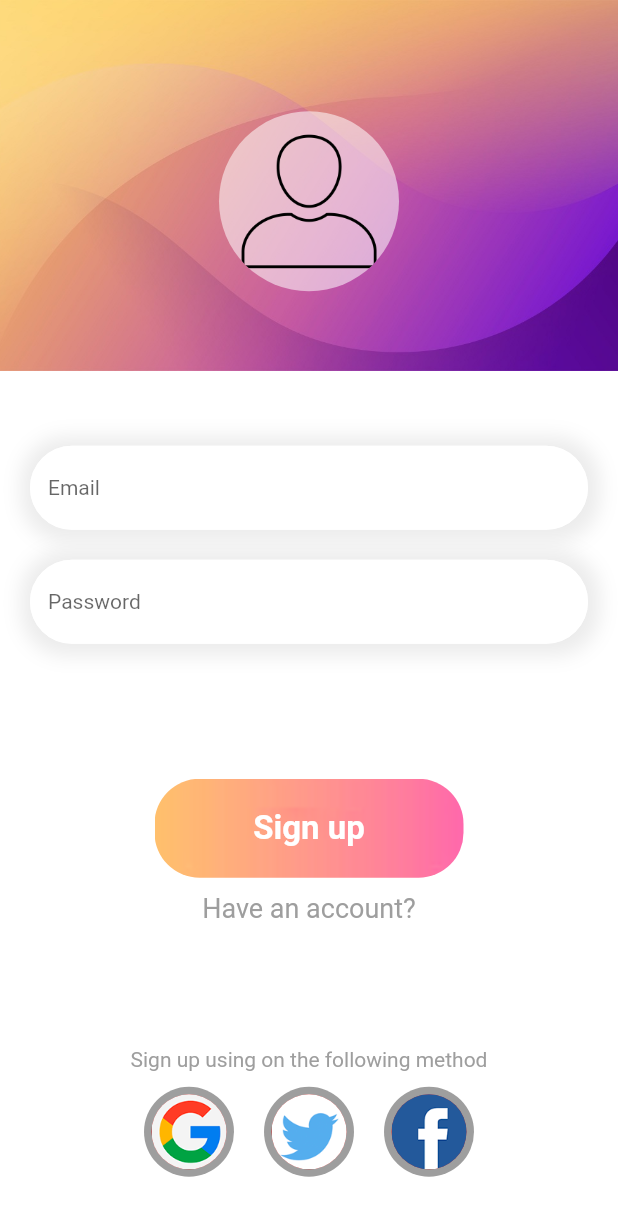
After one commit to Ado2211/chat_app_firebase, a Flutter app: the RegisterPage screen opened directly, on a phone screen of 412 x 824 dp. The commit adds this screen. Shown: the top 1216 px of the screen. Run offline on Flutter 3.47's test engine with Material 2 defaults, Android fonts, the phone set to English and light mode, and no system bars; our stand-ins replace firebase_auth, firebase_core, get; accounts and stored records are empty.

Commit message:
register page

```diff
--- a/lib/main.dart
+++ b/lib/main.dart
@@ -2,6 +2,7 @@ import 'package:chat_app_firebase/auth.dart';
 import 'package:flutter/material.dart';
 import 'package:firebase_core/firebase_core.dart';
 import 'package:flutter/services.dart';
+import 'clipper.dart';
 import 'firebase_options.dart';
 import 'package:get/get.dart';
 import 'package:chat_app_firebase/pages/login_page.dart';
@@ -10,7 +11,8 @@ Future<void> main() async {
   WidgetsFlutterBinding.ensureInitialized();
   await Firebase.initializeApp(
     options: DefaultFirebaseOptions.currentPlatform,
-  ).then((value) => Get.put(AuthController()));
+  );
+  Get.put(AuthController());
 
   await SystemChrome.setPreferredOrientations([
     DeviceOrientation.portraitUp,
@@ -25,7 +27,7 @@ class MyApp extends StatelessWidget {
   // This widget is the root of your application.
   @override
   Widget build(BuildContext context) {
-    return MaterialApp(
+    return GetMaterialApp(
       debugShowCheckedModeBanner: false,
       theme: ThemeData(
         primarySwatch: Colors.red,
--- /dev/null
+++ b/lib/pages/home_page.dart
@@ -0,0 +1,10 @@
+import 'package:flutter/material.dart';
+
+class HomePage extends StatelessWidget {
+  const HomePage({Key? key}) : super(key: key);
+
+  @override
+  Widget build(BuildContext context) {
+    return const Scaffold();
+  }
+}
--- /dev/null
+++ b/lib/pages/register_page.dart
@@ -0,0 +1,178 @@
+import 'package:flutter/gestures.dart';
+import 'package:flutter/material.dart';
+import 'package:get/get.dart';
+
+class RegisterPage extends StatelessWidget {
+  const RegisterPage({Key? key}) : super(key: key);
+
+  @override
+  Widget build(BuildContext context) {
+    List images = ["g.png", "t.png", "f.png"];
+
+    double w = Get.size.width;
+    double h = Get.size.height;
+    return Scaffold(
+      backgroundColor: Colors.white,
+      body: SizedBox(
+        height: h,
+        width: w,
+        child: SingleChildScrollView(
+          child: Column(
+            children: [
+              Container(
+                width: w,
+                height: h * 0.3,
+                decoration: BoxDecoration(
+                  image: DecorationImage(
+                      image: AssetImage("assets/img/loginimg.jpg"),
+                      fit: BoxFit.cover),
+                ),
+                child: Column(children: [
+                  SizedBox(
+                    height: h * 0.09,
+                  ),
+                  CircleAvatar(
+                    backgroundColor: Colors.white54,
+                    radius: 60,
+                    backgroundImage: AssetImage("assets/img/profile.png"),
+                  )
+                ]),
+              ),
+              Container(
+                margin: const EdgeInsets.only(left: 20, right: 20),
+                width: w,
+                child: Column(
+                  crossAxisAlignment: CrossAxisAlignment.start,
+                  children: [
+                    SizedBox(
+                      height: 50,
+                    ),
+                    Container(
+                      decoration: BoxDecoration(
+                          color: Colors.white,
+                          borderRadius: BorderRadius.circular(30),
+                          boxShadow: [
+                            BoxShadow(
+                                blurRadius: 10,
+                                spreadRadius: 7,
+                                offset: Offset(1, 1),
+                                color: Colors.grey.withOpacity(0.2))
+                          ]),
+                      child: TextField(
+                        style: TextStyle(fontSize: 14),
+                        decoration: InputDecoration(
+                          hintText: "Email",
+                          focusedBorder: OutlineInputBorder(
+                              borderRadius: BorderRadius.circular(30),
+                              borderSide:
+                                  BorderSide(color: Colors.white, width: 1.0)),
+                          enabledBorder: OutlineInputBorder(
+                              borderRadius: BorderRadius.circular(30),
+                              borderSide:
+                                  BorderSide(color: Colors.white, width: 1.0)),
+                          border: OutlineInputBorder(
+                              borderRadius: BorderRadius.circular(30)),
+                        ),
+                      ),
+                    ),
+                    SizedBox(
+                      height: 20,
+                    ),
+                    Container(
+                      decoration: BoxDecoration(
+                          color: Colors.white,
+                          borderRadius: BorderRadius.circular(30),
+                          boxShadow: [
+                            BoxShadow(
+                                blurRadius: 10,
+                                spreadRadius: 7,
+                                offset: Offset(1, 1),
+                                color: Colors.grey.withOpacity(0.2))
+                          ]),
+                      child: TextField(
+                        style: TextStyle(fontSize: 14),
+                        decoration: InputDecoration(
+                          hintText: "Password",
+                          focusedBorder: OutlineInputBorder(
+                              borderRadius: BorderRadius.circular(30),
+                              borderSide:
+                                  BorderSide(color: Colors.white, width: 1.0)),
+                          enabledBorder: OutlineInputBorder(
+                              borderRadius: BorderRadius.circular(30),
+                              borderSide:
+                                  BorderSide(color: Colors.white, width: 1.0)),
+                          border: OutlineInputBorder(
+                              borderRadius: BorderRadius.circular(30)),
+                        ),
+                      ),
+                    ),
+                    SizedBox(
+                      height: 20,
+                    ),
+                  ],
+                ),
+              ),
+              SizedBox(
+                height: 70,
+              ),
+              Container(
+                width: w * 0.5,
+                height: h * 0.08,
+                decoration: BoxDecoration(
+                  borderRadius: BorderRadius.circular(30),
+                  image: DecorationImage(
+                      image: AssetImage("assets/img/loginbtn.png"),
+                      fit: BoxFit.cover),
+                ),
+                child: Center(
+                  child: Text(
+                    "Sign up",
+                    style: TextStyle(
+                        fontSize: 22,
+                        fontWeight: FontWeight.bold,
+                        color: Colors.white),
+                  ),
+                ),
+              ),
+              SizedBox(
+                height: 10,
+              ),
+              RichText(
+                  text: TextSpan(
+                      recognizer: TapGestureRecognizer()
+                        ..onTap = () => Get.back(),
+                      text: "Have an account?",
+                      style: TextStyle(fontSize: 18, color: Colors.grey[500]))),
+              SizedBox(
+                height: w * 0.2,
+              ),
+              Text(
+                "Sign up using on the following method",
+                style: TextStyle(
+                  fontSize: 14,
+                  color: Colors.grey[500],
+                ),
+              ),
+              Wrap(
+                children: List<Widget>.generate(3, (index) {
+                  return Padding(
+                    padding: const EdgeInsets.all(10.0),
+                    child: CircleAvatar(
+                      radius: 30,
+                      backgroundColor: Colors.grey[500],
+                      child: CircleAvatar(
+                        radius: 25,
+                        backgroundImage:
+                            AssetImage("assets/img/" + images[index]),
+                      ),
+                    ),
+                  );
+                }),
+              )
+            ],
+          ),
+        ),
+      ),
+    );
+  }
+}
```
